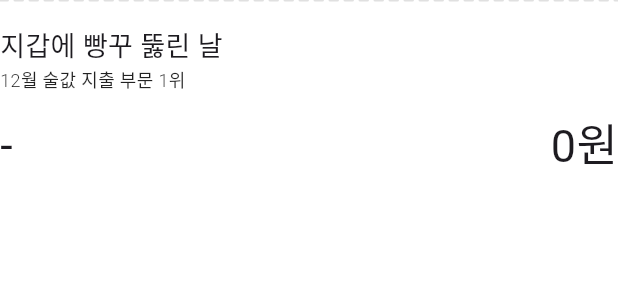
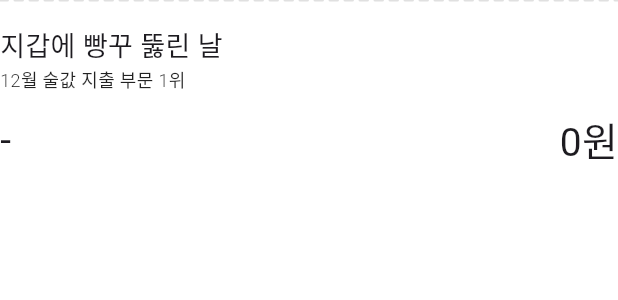
Before and after one commit to a-idiots/ddalgguk, a Flutter app: the _RecordHighlightSection widget shown alone on an empty page, opened directly, on a phone screen of 412 x 824 dp. Shown: the top 300 px of the screen. Run offline on Flutter 3.47's test engine with Material 3 defaults, Android fonts, the phone set to English and light mode, and no system bars; our stand-ins replace cloud_firestore, equatable, firebase_analytics, firebase_auth, firebase_core, fl_chart and 14 more; missing offline and left inert: appinio_social_share, gal, kakao_flutter_sdk_user; accounts and stored records are empty; Roboto replaces fonts that are missing (GmarketSans, GriunSimsimche).

Commit message:
fix: Resize highlight section

```diff
--- a/lib/features/report/widgets/tabs/recap_tab.dart
+++ b/lib/features/report/widgets/tabs/recap_tab.dart
@@ -604,7 +604,7 @@ class _RecordHighlightSection extends StatelessWidget {
                 recordName,
                 style: const TextStyle(
                   fontFamily: 'GriunSimsimche',
-                  fontSize: 30,
+                  fontSize: 26,
                   fontWeight: FontWeight.w400,
                 ),
                 maxLines: 1,
@@ -616,7 +616,7 @@ class _RecordHighlightSection extends StatelessWidget {
               valueText,
               style: const TextStyle(
                 fontFamily: 'GriunSimsimche',
-                fontSize: 30,
+                fontSize: 26,
                 fontWeight: FontWeight.w400,
               ),
             ),
```
